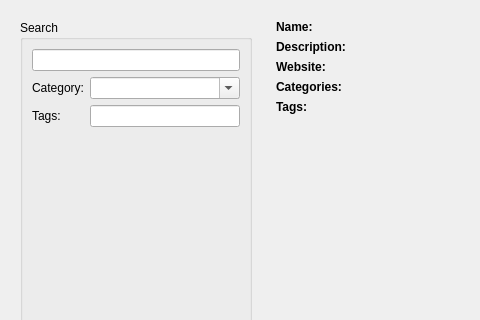
Old version of the form gui/dialogs/ChooseInstallModDialog.ui in the repository MultiMC/Launcher; both pictures show x 0 to 480 and y 0 to 320 of the 640 by 480 pixel window.
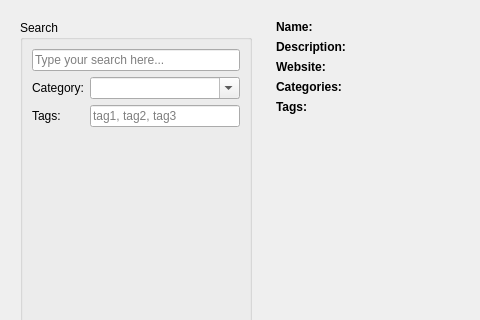
New version of the form.

The edit to the form file:
```diff
--- a/gui/dialogs/ChooseInstallModDialog.ui
+++ b/gui/dialogs/ChooseInstallModDialog.ui
@@ -61,10 +61,17 @@
            <property name="toolTip">
             <string>&lt;html&gt;&lt;head/&gt;&lt;body&gt;&lt;p&gt;Use commas (,) to separate tags:&lt;/p&gt;&lt;p&gt;&lt;span style=&quot; font-weight:600;&quot;&gt;tag1, tag2, tag3, tag4&lt;/span&gt;&lt;/p&gt;&lt;/body&gt;&lt;/html&gt;</string>
            </property>
+           <property name="placeholderText">
+            <string>tag1, tag2, tag3</string>
+           </property>
           </widget>
          </item>
          <item row="0" column="0" colspan="2">
-          <widget class="QLineEdit" name="fulltextEdit"/>
+          <widget class="QLineEdit" name="fulltextEdit">
+           <property name="placeholderText">
+            <string>Type your search here...</string>
+           </property>
+          </widget>
          </item>
         </layout>
        </widget>
```
Left out of the diff: 16 changed lines with no effect on the pictures.
